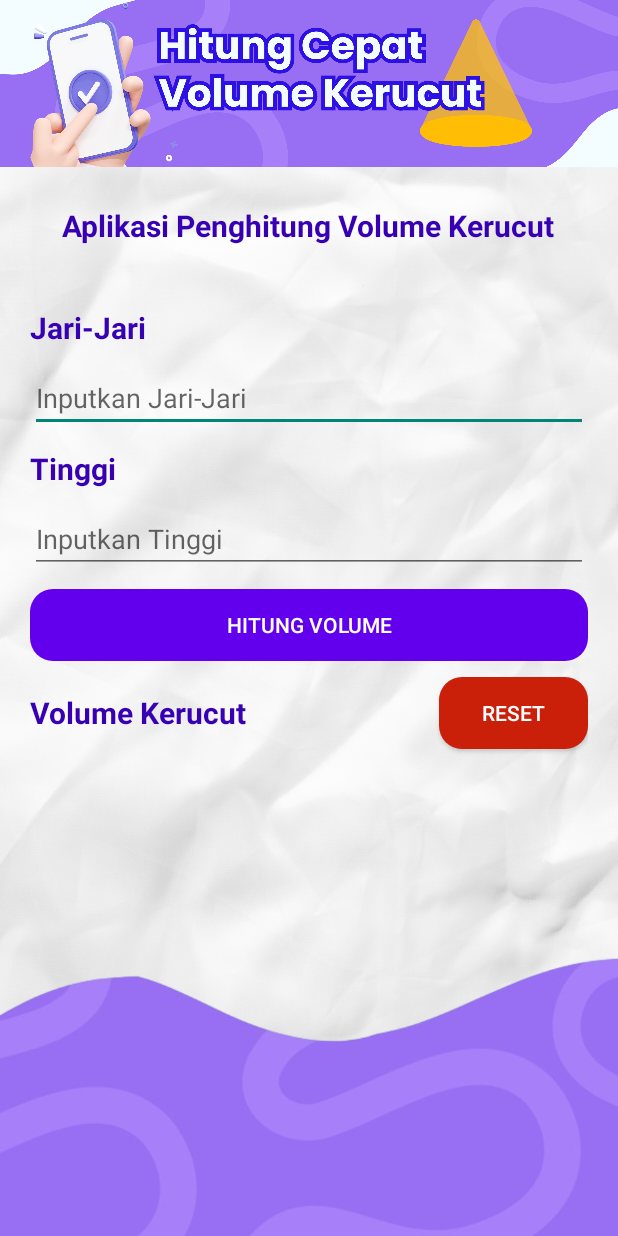
After one commit to ekaputra04/volume-calculator-android, an Android app built with Jetpack Compose: the HitungVolumeKerucutActivity screen opened directly, with no data from a screen before it, on a phone screen of 412 x 824 dp. The commit adds this screen. Run offline under Robolectric (Android 15) with nearby library versions, the phone set to English and light mode, and no system bars.

Commit message:
feat: kerucut

```diff
--- a/app/src/main/AndroidManifest.xml
+++ b/app/src/main/AndroidManifest.xml
@@ -9,6 +9,9 @@
         android:roundIcon="@mipmap/ic_launcher_round"
         android:supportsRtl="true"
         android:theme="@style/Theme.CalculateVolume">
+        <activity
+            android:name=".HitungVolumeKerucutActivity"
+            android:exported="false" />
         <activity
             android:name=".HitungVolumeLimasActivity"
             android:exported="false" />
--- /dev/null
+++ b/app/src/main/java/com/example/calculatevolume/HitungVolumeKerucutActivity.kt
@@ -0,0 +1,95 @@
+package com.example.calculatevolume
+
+import android.app.Activity
+import androidx.appcompat.app.AppCompatActivity
+import android.os.Bundle
+import android.os.PersistableBundle
+import android.view.View
+import android.widget.Button
+import android.widget.EditText
+import android.widget.TextView
+import java.text.DecimalFormat
+
+class HitungVolumeKerucutActivity : Activity(), View.OnClickListener {
+    private lateinit var edtJariJari: EditText
+    private lateinit var edtTinggi: EditText
+    private lateinit var btnHitung: Button
+    private lateinit var btnReset: Button
+    private lateinit var tvHasil: TextView
+
+    override fun onCreate(savedInstanceState: Bundle?) {
+        super.onCreate(savedInstanceState)
+        setContentView(R.layout.activity_hitung_volume_kerucut)
+        initComponents()
+        btnHitung.setOnClickListener(this)
+        btnReset.setOnClickListener(this)
+    }
+
+    private fun initComponents() {
+        edtJariJari = findViewById(R.id.edt_jari_jari_kerucut)
+        edtTinggi = findViewById(R.id.edt_tinggi_kerucut)
+        btnHitung = findViewById(R.id.btn_hitung_kerucut)
+        btnReset = findViewById(R.id.btn_reset_kerucut)
+        tvHasil = findViewById(R.id.tv_volume_kerucut)
+    }
+
+    override fun onClick(view: View?) {
+        if (view?.id == R.id.btn_hitung_kerucut) {
+            val inputJariJari = edtJariJari.text.toString().trim()
+            val inputTinggi = edtTinggi.text.toString().trim()
+            var isEmptyFields = false
+
+            if (inputJariJari.isEmpty()) {
+                isEmptyFields = true
+                edtJariJari.error("Field jari-jari tidak boleh kosong")
+            }
+
+            if (inputTinggi.isEmpty()) {
+                isEmptyFields = true
+                edtTinggi.error("Field tinggi tidak boleh kosong")
+            }
+
+            if (!isEmptyFields) {
+                val volume = hitungVolumeKerucut(
+                    inputJariJari.toDouble(),
+                    inputTinggi.toDouble()
+                )
+                tvHasil.text = volume.toString()
+            }
+        } else if (view?.id == R.id.btn_reset_kerucut) {
+            edtJariJari.text("")
+            edtTinggi.text("")
+            tvHasil.text("Volume Kerucut")
+        }
+    }
+
+    private fun hitungVolumeKerucut(jariJari: Double, tinggi: Double): Double {
+        val volume = 0.33333 * 0.314 * jariJari * jariJari * tinggi
+        val df = DecimalFormat("#.###") // Format dengan maksimal 3 angka di belakang koma
+        return df.format(volume).toDouble()
+    }
+
+    private fun EditText.error(s: String) {
+        this.error = s
+    }
+
+    override fun onSaveInstanceState(outState: Bundle) {
+        super.onSaveInstanceState(outState)
+        outState.putString("STATE_RESULT", tvHasil.text.toString())
+    }
+
+    override fun onRestoreInstanceState(
+        savedInstanceState: Bundle?,
+        persistentState: PersistableBundle?
+    ) {
+        super.onRestoreInstanceState(savedInstanceState, persistentState)
+        if (savedInstanceState != null) {
+            val hasil = savedInstanceState.getString("STATE_RESULT")
+            tvHasil.text(hasil)
+        }
+    }
+
+    private fun TextView.text(hasil: String?) {
+        this.text = hasil
+    }
+}
--- a/app/src/main/java/com/example/calculatevolume/MainActivity.kt
+++ b/app/src/main/java/com/example/calculatevolume/MainActivity.kt
@@ -14,6 +14,7 @@
     private lateinit var btnKubus: Button
     private lateinit var btnBalok: Button
     private lateinit var btnLimas: Button
+    private lateinit var btnKerucut: Button
 
     override fun onCreate(savedInstanceState: Bundle?) {
         super.onCreate(savedInstanceState)
@@ -22,12 +23,14 @@
         btnBalok.setOnClickListener(this)
         btnKubus.setOnClickListener(this)
         btnLimas.setOnClickListener(this)
+        btnKerucut.setOnClickListener(this)
     }
 
     private fun initComponents() {
         btnBalok = findViewById(R.id.btn_balok)
         btnKubus = findViewById(R.id.btn_kubus)
         btnLimas = findViewById(R.id.btn_limas)
+        btnKerucut = findViewById(R.id.btn_kerucut)
     }
 
     override fun onClick(view: View?) {
@@ -40,98 +43,9 @@
         } else if (view?.id == R.id.btn_limas) {
             val intent = Intent(this, HitungVolumeLimasActivity::class.java)
             startActivity(intent)
+        } else if (view?.id == R.id.btn_kerucut) {
+            val intent = Intent(this, HitungVolumeKerucutActivity::class.java)
+            startActivity(intent)
         }
     }
-//
-//    private lateinit var edtPanjang: EditText
-//    private lateinit var edtLebar: EditText
-//    private lateinit var edtTinggi: EditText
-//    private lateinit var btnHitung: Button
-//    private lateinit var btnReset: Button
-//    private lateinit var tvHasil: TextView
-//
-//    override fun onCreate(savedInstanceState: Bundle?) {
-//        super.onCreate(savedInstanceState)
-//        setContentView(R.layout.activity_main)
-//        initComponents()
-//        btnHitung.setOnClickListener(this)
-//        btnReset.setOnClickListener(this)
-//    }
-//
-//    private fun initComponents() {
-//        edtPanjang = findViewById(R.id.edt_panjang)
-//        edtLebar = findViewById(R.id.edt_lebar)
-//        edtTinggi = findViewById(R.id.edt_tinggi)
-//        btnHitung = findViewById(R.id.btn_hitung)
-//        btnReset = findViewById(R.id.btn_reset)
-//        tvHasil = findViewById(R.id.tv_volume)
-//    }
-//
-//    override fun onClick(view: View?) {
-//        if (view?.id == R.id.btn_hitung) {
-//            val inputPanjang = edtPanjang.text.toString().trim()
-//            val inputLebar = edtLebar.text.toString().trim()
-//            val inputTinggi = edtTinggi.text.toString().trim()
-//            var isEmptyFields = false
-//
-//            if (inputPanjang.isEmpty()) {
-//                isEmptyFields = true
-//                edtPanjang.error("Field panjang tidak boleh kosong")
-//            }
-//
-//            if (inputLebar.isEmpty()) {
-//                isEmptyFields = true
-//                edtLebar.error("Field lebar tidak boleh kosong")
-//            }
-//
-//            if (inputTinggi.isEmpty()) {
-//                isEmptyFields = true
-//                edtTinggi.error("Field tinggi tidak boleh kosong")
-//            }
-//
-//            if (!isEmptyFields) {
-//                val volume = hitungVolumeBalok(
-//                    inputPanjang.toDouble(),
-//                    inputLebar.toDouble(),
-//                    inputTinggi.toDouble()
-//                )
-//                tvHasil.text = volume.toString()
-//            }
-//        } else if (view?.id == R.id.btn_reset) {
-//            edtPanjang.text("")
-//            edtLebar.text("")
-//            edtTinggi.text("")
-//            tvHasil.text("Volume Balok")
-//        }
-//    }
-//
-//    private fun hitungVolumeBalok(panjang: Double, lebar: Double, tinggi: Double): Double {
-//        val volume = panjang * lebar * tinggi
-//        val df = DecimalFormat("#.###") // Format dengan maksimal 3 angka di belakang koma
-//        return df.format(volume).toDouble()
-//    }
-//
-//    private fun EditText.error(s: String) {
-//        this.error = s
-//    }
-//
-//    override fun onSaveInstanceState(outState: Bundle) {
-//        super.onSaveInstanceState(outState)
-//        outState.putString("STATE_RESULT", tvHasil.text.toString())
-//    }
-//
-//    override fun onRestoreInstanceState(
-//        savedInstanceState: Bundle?,
-//        persistentState: PersistableBundle?
-//    ) {
-//        super.onRestoreInstanceState(savedInstanceState, persistentState)
-//        if (savedInstanceState != null) {
-//            val hasil = savedInstanceState.getString("STATE_RESULT")
-//            tvHasil.text(hasil)
-//        }
-//    }
-//
-//    private fun TextView.text(hasil: String?) {
-//        this.text = hasil
-//    }
 }
--- /dev/null
+++ b/app/src/main/res/layout/activity_hitung_volume_kerucut.xml
@@ -0,0 +1,124 @@
+<?xml version="1.0" encoding="UTF-8" ?>
+
+
+<LinearLayout xmlns:android="http://schemas.android.com/apk/res/android"
+    xmlns:tools="http://schemas.android.com/tools"
+    android:layout_width="match_parent"
+    android:layout_height="match_parent"
+    android:background="@drawable/background"
+    android:orientation="vertical"
+    tools:context=".HitungVolumeKerucutActivity">
+
+    <ImageView
+        android:layout_width="match_parent"
+        android:layout_height="111dp"
+        android:layout_margin="0dp"
+        android:padding="0dp"
+        android:scaleType="centerCrop"
+        android:src="@drawable/header_kerucut" />
+
+    <LinearLayout
+        android:layout_width="match_parent"
+        android:layout_height="wrap_content"
+        android:layout_margin="20dp"
+        android:orientation="vertical">
+
+        <TextView
+            android:layout_width="wrap_content"
+            android:layout_height="wrap_content"
+            android:layout_gravity="center_horizontal"
+            android:layout_marginVertical="5dp"
+            android:paddingBottom="30dp"
+            android:text="@string/aplikasi_penghitung_volume_kerucut"
+            android:textColor="@color/purple_700"
+            android:textSize="20sp"
+            android:textStyle="bold" />
+
+        <TextView
+            android:layout_width="match_parent"
+            android:layout_height="wrap_content"
+            android:layout_marginVertical="5dp"
+            android:text="@string/jari_jari"
+            android:textColor="@color/purple_700"
+            android:textSize="20sp"
+            android:textStyle="bold" />
+
+        <EditText
+            android:id="@+id/edt_jari_jari_kerucut"
+            android:layout_width="match_parent"
+            android:layout_height="wrap_content"
+            android:layout_marginVertical="5dp"
+            android:hint="@string/inputkan_jari_jari"
+            android:inputType="numberDecimal"
+            android:lines="1"
+            android:textColor="@color/purple_500" />
+
+
+        <TextView
+            android:layout_width="match_parent"
+            android:layout_height="wrap_content"
+            android:layout_marginVertical="5dp"
+            android:text="@string/tinggi"
+            android:textColor="@color/purple_700"
+            android:textSize="20sp"
+            android:textStyle="bold" />
+
+        <EditText
+            android:id="@+id/edt_tinggi_kerucut"
+            android:layout_width="match_parent"
+            android:layout_height="wrap_content"
+            android:layout_marginVertical="5dp"
+            android:hint="@string/inputkan_tinggi"
+            android:inputType="numberDecimal"
+            android:lines="1"
+            android:textColor="@color/purple_500" />
+
+        <Button
+            android:id="@+id/btn_hitung_kerucut"
+            android:layout_width="match_parent"
+            android:layout_height="wrap_content"
+            android:layout_marginVertical="5dp"
+            android:background="@drawable/rounded_button_background"
+            android:text="@string/hitung_volume"
+            android:textColor="@color/white" />
+
+        <LinearLayout
+            android:layout_width="match_parent"
+            android:layout_height="wrap_content"
+            android:layout_marginBottom="100dp"
+            android:orientation="horizontal">
+
+            <TextView
+                android:id="@+id/tv_volume_kerucut"
+                android:layout_width="250dp"
+                android:layout_height="match_parent"
+                android:layout_gravity="center_horizontal"
+                android:layout_weight="2"
+                android:gravity="center_vertical"
+                android:text="@string/volume_kerucut"
+                android:textColor="@color/purple_700"
+                android:textSize="20sp"
+                android:textStyle="bold" />
+
+            <Button
+                android:id="@+id/btn_reset_kerucut"
+                android:layout_width="wrap_content"
+                android:layout_height="wrap_content"
+                android:layout_marginVertical="5dp"
+                android:layout_weight="1"
+                android:background="@drawable/rounded_button_background_reset"
+                android:paddingHorizontal="15dp"
+                android:text="@string/reset"
+                android:textColor="@color/white" />
+        </LinearLayout>
+    </LinearLayout>
+
+    <ImageView
+        android:layout_width="match_parent"
+        android:layout_height="wrap_content"
+        android:layout_margin="0dp"
+        android:padding="0dp"
+        android:scaleType="centerCrop"
+        android:src="@drawable/footer" />
+
+</LinearLayout>
--- a/app/src/main/res/values/strings.xml
+++ b/app/src/main/res/values/strings.xml
@@ -20,4 +20,8 @@
     <string name="aplikasi_penghitung_volume_limas">Aplikasi Penghitung Volume Limas</string>
     <string name="volume_limas">Volume Limas</string>
     <string name="limas">Limas</string>
+    <string name="aplikasi_penghitung_volume_kerucut">Aplikasi Penghitung Volume Kerucut</string>
+    <string name="jari_jari">Jari-Jari</string>
+    <string name="inputkan_jari_jari">Inputkan Jari-Jari</string>
+    <string name="volume_kerucut">Volume Kerucut</string>
 </resources>
```
